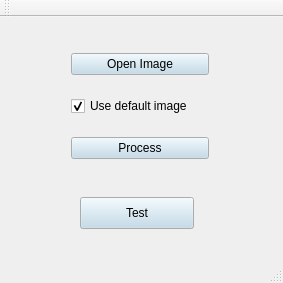
The window that mainwindow.ui (BenedicteSlee/chessboard_detector) describes before a commit, drawn with Qt 5.
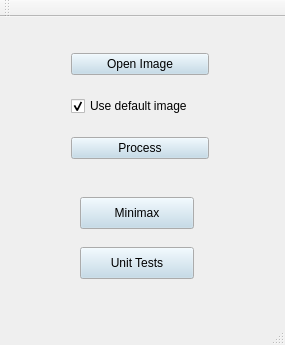
The same window after the commit.

```diff
--- a/mainwindow.ui
+++ b/mainwindow.ui
@@ -6,8 +6,8 @@
    <rect>
     <x>0</x>
     <y>0</y>
-    <width>283</width>
-    <height>283</height>
+    <width>285</width>
+    <height>345</height>
    </rect>
   </property>
   <property name="palette">
@@ -97,7 +97,20 @@
      </rect>
     </property>
     <property name="text">
-     <string>Test</string>
+     <string>Minimax</string>
+    </property>
+   </widget>
+   <widget class="QPushButton" name="pushButton_4">
+    <property name="geometry">
+     <rect>
+      <x>80</x>
+      <y>230</y>
+      <width>114</width>
+      <height>32</height>
+     </rect>
+    </property>
+    <property name="text">
+     <string>Unit Tests</string>
     </property>
    </widget>
   </widget>
```
Left out of the diff: 2 changed lines with no effect on the pictures.
